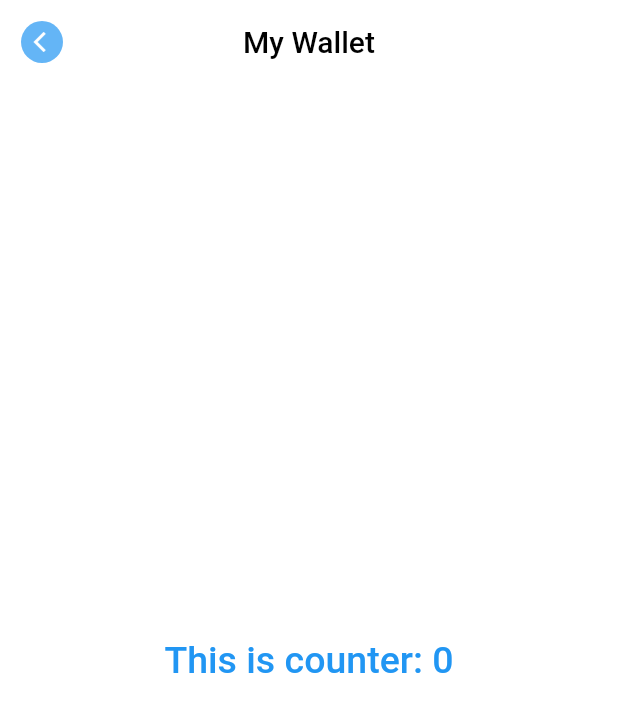
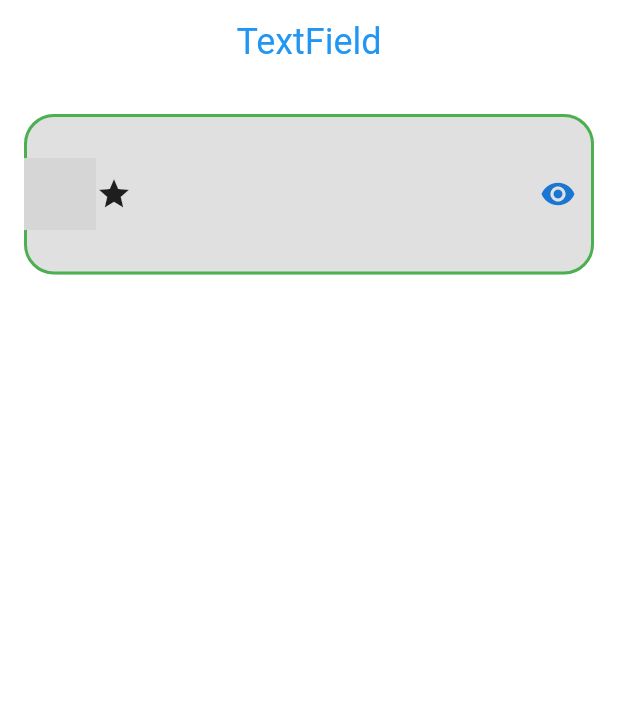
Before and after one commit to Abdusamad98/flutter_bootcamp_2, a Flutter app: the screen it shows after launch, on a phone screen of 412 x 824 dp. Shown: the top 712 px of the screen. Run offline on Flutter 3.47's test engine with Material 2 defaults, Android fonts, the phone set to English and light mode, and no system bars; grey boxes are pictures that could not be loaded.

Commit message:
new changes

```diff
--- a/lib/main.dart
+++ b/lib/main.dart
@@ -1,6 +1,8 @@
 import 'package:flutter/material.dart';
 import 'package:flutter/services.dart';
+import 'package:flutter_bootcamp_2/utils/theme.dart';
 import 'package:flutter_bootcamp_2/widgets/my_dots.dart';
+import 'dart:io' show Platform;
 
 void main() {
   runApp(MyApp());
@@ -14,6 +16,9 @@ class MyApp extends StatelessWidget {
     return MaterialApp(
       home: HomeScreen(),
       debugShowCheckedModeBanner: false,
+      themeMode: ThemeMode.light,
+      theme: AppTheme.lightTheme,
+      darkTheme: AppTheme.darkTheme,
     );
   }
 }
@@ -27,56 +32,181 @@ class HomeScreen extends StatefulWidget {
 
 class _HomeScreenState extends State<HomeScreen> {
   int counter = 0;
+
+  final TextEditingController controller = TextEditingController();
+
   @override
   void initState() {
     super.initState();
   }
 
   @override
+  void dispose() {
+    controller.dispose();
+    super.dispose();
+  }
+
+  @override
   Widget build(BuildContext context) {
     return Scaffold(
-      backgroundColor: Colors.white,
+      backgroundColor: Theme.of(context).scaffoldBackgroundColor,
       appBar: AppBar(
-        backgroundColor: Colors.white,
-        elevation: 0,
-        systemOverlayStyle: SystemUiOverlayStyle(
-          statusBarBrightness: Brightness.light,
-          statusBarColor: Colors.white,
-          statusBarIconBrightness: Brightness.dark,
-        ),
-        leading: Container(
-          padding: EdgeInsets.only(left: 5),
-          margin: EdgeInsets.all(14),
-          decoration: BoxDecoration(
-              shape: BoxShape.circle, color: Colors.blue.shade300),
-          child: Center(
-              child: Icon(
-            Icons.arrow_back_ios,
-            size: 16,
-          )),
+        title: Text(
+          "TextField",
+          style: TextStyle(fontSize: 24, color: Colors.blue),
         ),
         centerTitle: true,
-        title: Text(
-          "My Wallet",
-          style: TextStyle(fontSize: 20, color: Colors.black),
-        ),
       ),
-      body: Center(
-        child: TextButton(
-          onPressed: () {
-            setState(() {
-              counter += 1;
-            });
-          },
-          child: Text(
-            "This is counter: $counter",
-            style: TextStyle(
-              fontSize: 25,
-              color: Colors.blue,
+      body: Column(
+        crossAxisAlignment: CrossAxisAlignment.start,
+        children: [
+          Container(
+            margin: EdgeInsets.symmetric(horizontal: 16, vertical: 20),
+            child: TextFormField(
+              controller: controller,
+              onChanged: (value) {
+                print(value);
+                print(controller.text);
+              },
+              textAlign: TextAlign.center,
+              cursorHeight: 40,
+              obscureText: false,
+              cursorWidth: 4,
+              cursorColor: Colors.red,
+              keyboardType: TextInputType.datetime,
+              style: TextStyle(fontSize: 40, color: Colors.black),
+              decoration: InputDecoration(
+                fillColor: Colors.grey.shade300,
+                filled: true,
+                contentPadding: EdgeInsets.symmetric(vertical: 30),
+                prefixIcon: Image.asset("name"),
+                suffixIcon: Icon(
+                  controller.text.length > 3
+                      ? Icons.visibility_off
+                      : Icons.visibility,
+                  color: Theme.of(context).primaryColorDark,
+                ),
+                //prefixIconColor: Colors.yellow,
+                label: Icon(Icons.star),
+                //labelText: "Label text",
+                focusColor: Colors.red,
+                focusedBorder: OutlineInputBorder(
+                    borderRadius: BorderRadius.circular(30),
+                    borderSide: BorderSide(width: 2, color: Colors.red)),
+                enabledBorder: OutlineInputBorder(
+                  borderSide: BorderSide(width: 2, color: Colors.green),
+                  borderRadius: BorderRadius.circular(20),
+                ),
+                border:
+                    OutlineInputBorder(borderRadius: BorderRadius.circular(20)),
+                // prefixText: "https",
+                // prefixStyle: TextStyle(fontSize: 40, color: Colors.red),
+                hintText: "Enter website",
+                hintStyle: TextStyle(fontSize: 40, color: Colors.green),
+              ),
             ),
-          ),
-        ),
+          )
+        ],
       ),
     );
   }
 }
+
+List<Widget> getContacts(BuildContext context) => List.generate(
+      100,
+      (index) => Container(
+        width: MediaQuery.of(context).size.width,
+        margin: EdgeInsets.symmetric(horizontal: 16, vertical: 6),
+        decoration: BoxDecoration(
+          color: Colors.white,
+          boxShadow: [
+            BoxShadow(
+                blurRadius: 3,
+                spreadRadius: 3,
+                offset: Offset(1, 2),
+                color: Theme.of(context).shadowColor)
+          ],
+          borderRadius: BorderRadius.circular(16),
+        ),
+        child: Row(
+          mainAxisAlignment: MainAxisAlignment.start,
+          children: [
+            Icon(
+              Icons.person,
+              size: 45,
+              color: Colors.green,
+            ),
+            Expanded(
+                child: Column(
+              crossAxisAlignment: CrossAxisAlignment.start,
+              children: [
+                Text(
+                  "Abdulloh $index",
+                  style: TextStyle(
+                    fontSize: 20,
+                    color: Colors.black,
+                    fontWeight: FontWeight.w700,
+                  ),
+                ),
+                Text(
+                  DateTime.now().toString(),
+                  style: TextStyle(
+                    fontSize: 16,
+                    color: Colors.grey,
+                    fontWeight: FontWeight.w400,
+                  ),
+                )
+              ],
+            ))
+          ],
+        ),
+      ),
+    );
+
+Widget getSingleWidget(BuildContext context, int index) => Container(
+      width: MediaQuery.of(context).size.width,
+      margin: EdgeInsets.symmetric(horizontal: 16, vertical: 6),
+      decoration: BoxDecoration(
+        color: Colors.white,
+        boxShadow: [
+          BoxShadow(
+              blurRadius: 3,
+              spreadRadius: 3,
+              offset: Offset(1, 2),
+              color: Theme.of(context).shadowColor)
+        ],
+        borderRadius: BorderRadius.circular(16),
+      ),
+      child: Row(
+        mainAxisAlignment: MainAxisAlignment.start,
+        children: [
+          Icon(
+            Icons.person,
+            size: 45,
+            color: Colors.green,
+          ),
+          Expanded(
+              child: Column(
+            crossAxisAlignment: CrossAxisAlignment.start,
+            children: [
+              Text(
+                "Abdulloh $index",
+                style: TextStyle(
+                  fontSize: 20,
+                  color: Colors.black,
+                  fontWeight: FontWeight.w700,
+                ),
+              ),
+              Text(
+                DateTime.now().toString(),
+                style: TextStyle(
+                  fontSize: 16,
+                  color: Colors.grey,
+                  fontWeight: FontWeight.w400,
+                ),
+              )
+            ],
+          ))
+        ],
+      ),
+    );
--- /dev/null
+++ b/lib/utils/theme.dart
@@ -0,0 +1,43 @@
+import 'package:flutter/material.dart';
+import 'package:flutter/services.dart';
+
+class AppTheme {
+  static final lightTheme = ThemeData(
+    scaffoldBackgroundColor: Colors.white,
+    shadowColor: Colors.grey.shade300,
+    appBarTheme: AppBarTheme(
+      elevation: 0,
+      titleTextStyle: TextStyle(color: Colors.black,),
+      backgroundColor: Colors.white,
+      systemOverlayStyle: SystemUiOverlayStyle(
+        statusBarIconBrightness: Brightness.dark,
+        statusBarColor: Colors.white,
+        statusBarBrightness: Brightness.dark,
+      ),
+    ),
+    textTheme: TextTheme(
+      headline1: TextStyle(color: Colors.black),
+      headline2: TextStyle(color: Colors.black),
+      headline3: TextStyle(color: Colors.black),
+      headline4: TextStyle(color: Colors.black),
+    ),
+  );
+
+  static final darkTheme = ThemeData(
+    scaffoldBackgroundColor: Colors.black,
+    appBarTheme: const AppBarTheme(
+      backgroundColor: Colors.black,
+      systemOverlayStyle: SystemUiOverlayStyle(
+        statusBarIconBrightness: Brightness.light,
+        statusBarColor: Colors.black,
+        statusBarBrightness: Brightness.light,
+      ),
+    ),
+    textTheme: TextTheme(
+      headline1: TextStyle(color: Colors.white),
+      headline2: TextStyle(color: Colors.white),
+      headline3: TextStyle(color: Colors.white),
+      headline4: TextStyle(color: Colors.white),
+    ),
+  );
+}
```
Also changed, not shown: lib/screen_27_06_1.dart (added, +65 -0 lines), lib/screen_27_06_2.dart (added, +133 -0 lines), lib/screen_27_06_3.dart (added, +181 -0 lines), lib/utils/colors.dart (added), lib/utils/icons.dart (added), lib/utils/styles.dart (added).
